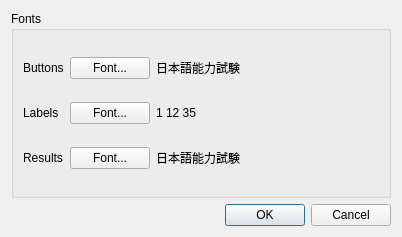
This is settingsdlg.ui in kernel1024/qjrad as Qt 5 draws it before an edit. The edited form follows.
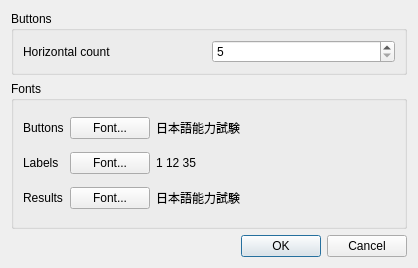
This is the edited form.

```diff
--- a/settingsdlg.ui
+++ b/settingsdlg.ui
@@ -6,14 +6,40 @@
    <rect>
     <x>0</x>
     <y>0</y>
-    <width>402</width>
-    <height>237</height>
+    <width>418</width>
+    <height>268</height>
    </rect>
   </property>
   <property name="windowTitle">
    <string>Settings</string>
   </property>
   <layout class="QVBoxLayout" name="verticalLayout">
+   <item>
+    <widget class="QGroupBox" name="groupBox_2">
+     <property name="title">
+      <string>Buttons</string>
+     </property>
+     <layout class="QHBoxLayout" name="horizontalLayout_2">
+      <item>
+       <widget class="QLabel" name="label_4">
+        <property name="text">
+         <string>Horizontal count</string>
+        </property>
+        <property name="buddy">
+         <cstring>buttonsCnt</cstring>
+        </property>
+       </widget>
+      </item>
+      <item>
+       <widget class="QSpinBox" name="buttonsCnt">
+        <property name="minimum">
+         <number>5</number>
+        </property>
+       </widget>
+      </item>
+     </layout>
+    </widget>
+   </item>
    <item>
     <widget class="QGroupBox" name="groupBox">
      <property name="sizePolicy">
```
Left out of the diff: 16 changed lines with no effect on the pictures.
